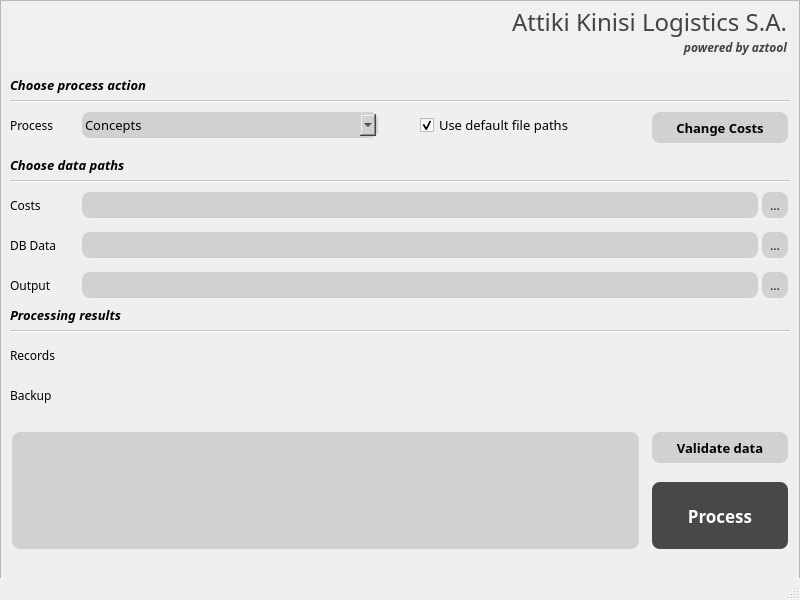
The window that aztool_akl/gui/ui_resources/aztool_akl_gui.ui (kosazna/atakl) describes before a commit, drawn with Qt 5.
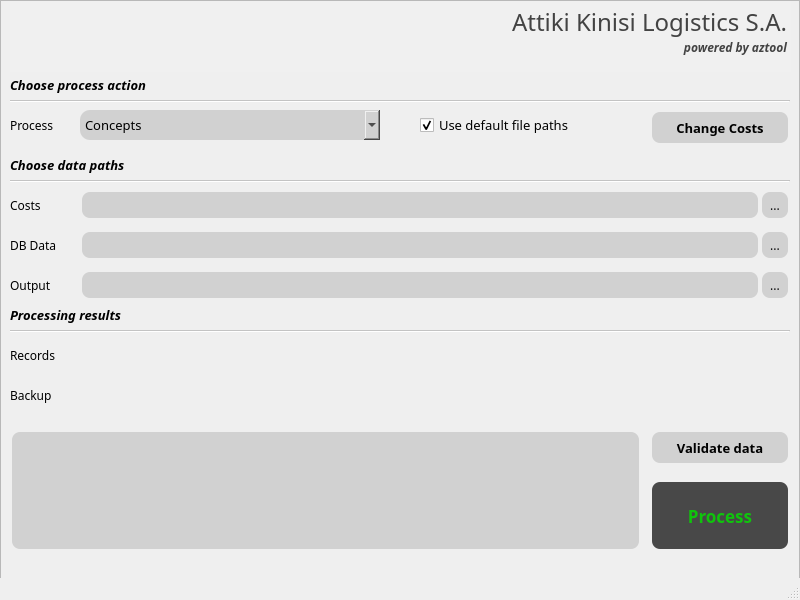
The same window after the commit.

Commit message: (L) updated gui templates

What changed in the file:
```diff
--- a/aztool_akl/gui/ui_resources/aztool_akl_gui.ui
+++ b/aztool_akl/gui/ui_resources/aztool_akl_gui.ui
@@ -426,7 +426,6 @@
       <string notr="true">background-color: rgb(209, 209, 209);
 border-width:4px;
 border-color:black;
-border-style:offset;
 border-radius:10px;</string>
      </property>
      <property name="editable">
@@ -473,7 +472,7 @@
      </property>
      <property name="styleSheet">
       <string notr="true">background-color: rgb(72, 72, 72);
-color: rgb(255, 255, 255);
+color: rgb(15, 196, 12);
 border-width:4px;
 border-color:black;
 border-style:offset;
```
Left out of the diff: 24 changed lines with no effect on the pictures. The commit also changes 2 other files.
